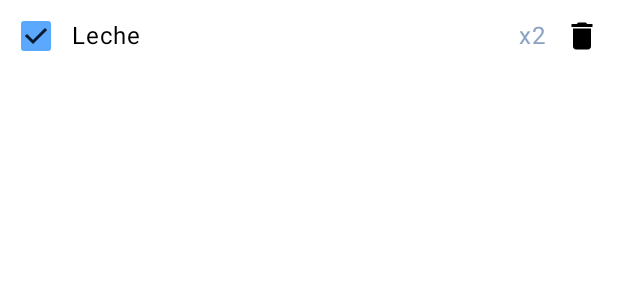
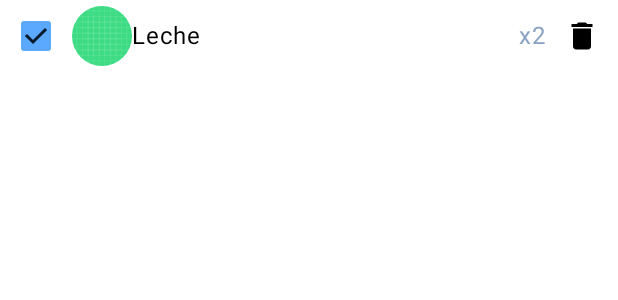
Before and after one commit to MauroGins/TwoDo, an Android app built with Jetpack Compose: the @Preview function FilaProductoPreview, on a phone screen of 412 x 824 dp. Shown: the top 300 px of the screen. Run offline under Robolectric (Android 15) with nearby library versions, the phone set to English and light mode, and no system bars.

Commit message:
WIP: imagenes

```diff
--- a/app/src/main/java/com/example/twodo/ui/components/FilaProducto.kt
+++ b/app/src/main/java/com/example/twodo/ui/components/FilaProducto.kt
@@ -1,9 +1,13 @@
 package com.example.twodo.ui.components
 
 
+import androidx.compose.foundation.Image
 import androidx.compose.foundation.clickable
 import androidx.compose.foundation.layout.Row
 import androidx.compose.foundation.layout.fillMaxWidth
+import androidx.compose.foundation.layout.paddingFrom
+import androidx.compose.foundation.layout.size
+import androidx.compose.foundation.shape.CircleShape
 import androidx.compose.material.icons.Icons
 import androidx.compose.material.icons.filled.Delete
 import androidx.compose.material3.Checkbox
@@ -14,8 +18,12 @@ import androidx.compose.material3.Text
 import androidx.compose.runtime.Composable
 import androidx.compose.ui.Alignment
 import androidx.compose.ui.Modifier
+import androidx.compose.ui.draw.clip
+import androidx.compose.ui.layout.ContentScale
+import androidx.compose.ui.res.painterResource
 import androidx.compose.ui.res.stringResource
 import androidx.compose.ui.tooling.preview.Preview
+import androidx.compose.ui.unit.dp
 import com.example.twodo.ui.theme.TwoDoTheme
 import com.example.twodo.R
 
@@ -23,7 +31,8 @@ data class FilaProductoData(
     val id: Int,
     val nombre: String,
     val cantidad: String,
-    val comprado: Boolean
+    val comprado: Boolean,
+    val imagen: Int = R.drawable.ic_launcher_background
 )
 
 @Composable
@@ -44,6 +53,12 @@ fun FilaProducto(
             checked = data.comprado,
             onCheckedChange = { onMarcar() }
         )
+        Image(painter = painterResource(data.imagen),
+            contentDescription = null,
+            contentScale = ContentScale.Crop,
+            modifier = Modifier
+                .size(40.dp)
+                .clip(CircleShape))
         Text(data.nombre, modifier = Modifier.weight(1f))
         Text(data.cantidad, color = MaterialTheme.colorScheme.onSurfaceVariant)
 
```
Also changed, not shown: app/src/main/java/com/example/twodo/data/ProductosRepositorio.kt (+5 -4 lines), 4 other files.
